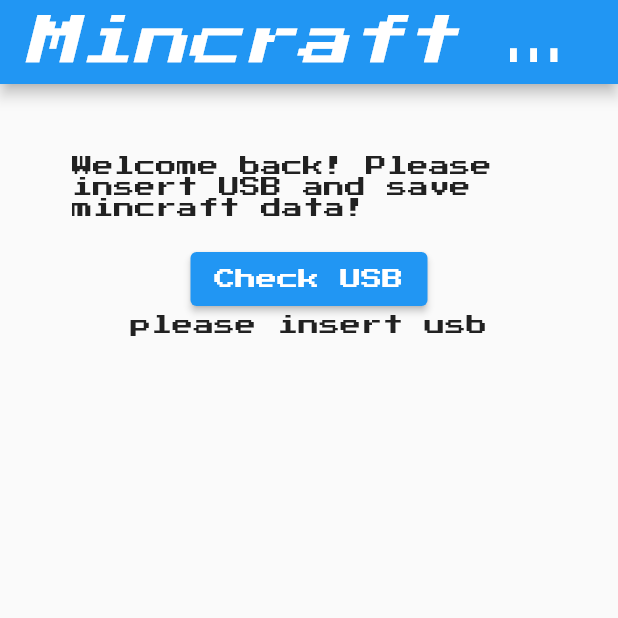
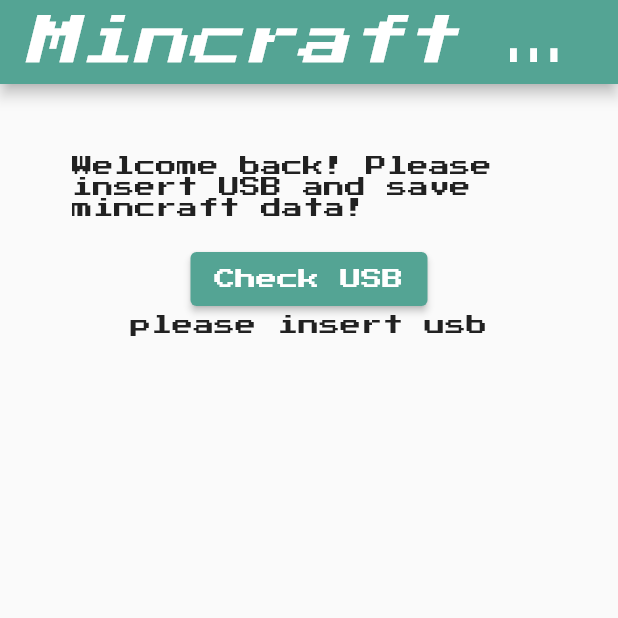
Before and after one commit to yukilaurentiu/minecraft_save_Flutter, a Flutter app: the screen it shows after launch, on a phone screen of 412 x 824 dp, the top half of it. Run offline on Flutter 3.47's test engine with Material 2 defaults, Android fonts, the phone set to English and light mode, and no system bars; our stand-ins replace google_fonts; missing offline and left inert: mcsaver_package.

Commit message:
changing color

```diff
--- a/app/lib/material.dart
+++ b/app/lib/material.dart
@@ -4,8 +4,29 @@ import 'package:google_fonts/google_fonts.dart';
 ThemeData mainMaterial() {
       return ThemeData(
         brightness: Brightness.light,
-        primaryColor: Color.fromARGB(255, 83, 189, 2),
+        primarySwatch: MaterialColor(
+          Color.fromRGBO(84, 164, 148, 1).value,
+          <int, Color>{
+            50: Color(0xFFE1F5FE),
+            100: Color(0xFFB3E5FC),
+            200: Color(0xFF81D4FA),
+            300: Color(0xFF4FC3F7),
+            400: Color(0xFF29B6F6),
+            500: Color(0xFF03A9F4),
+            600: Color(0xFF039BE5),
+            700: Color(0xFF0288D1),
+            800: Color(0xFF0277BD),
+            900: Color(0xFF01579B),
+          },
+    ),
+        // primaryColor: Color.fromARGB(255, 83, 189, 2),
         fontFamily: GoogleFonts.pressStart2p().fontFamily,
+        // colorScheme: ColorScheme.fromSwatch().copyWith(secondary: Color.fromARGB(255, 83, 189, 2)),
+        buttonTheme: ButtonThemeData(
+          buttonColor: Colors.red,
+          shape: RoundedRectangleBorder(),
+          textTheme: ButtonTextTheme.accent
+        ),
         textTheme: const TextTheme(
           displayLarge: TextStyle(fontSize: 72.0, fontWeight: FontWeight.bold),
           titleLarge: TextStyle(fontSize: 36.0, fontStyle: FontStyle.italic),
@@ -13,6 +34,7 @@ ThemeData mainMaterial() {
         ),
       );
 }
+
 
 // ThemeData material1() {
 //       return ThemeData(
```
